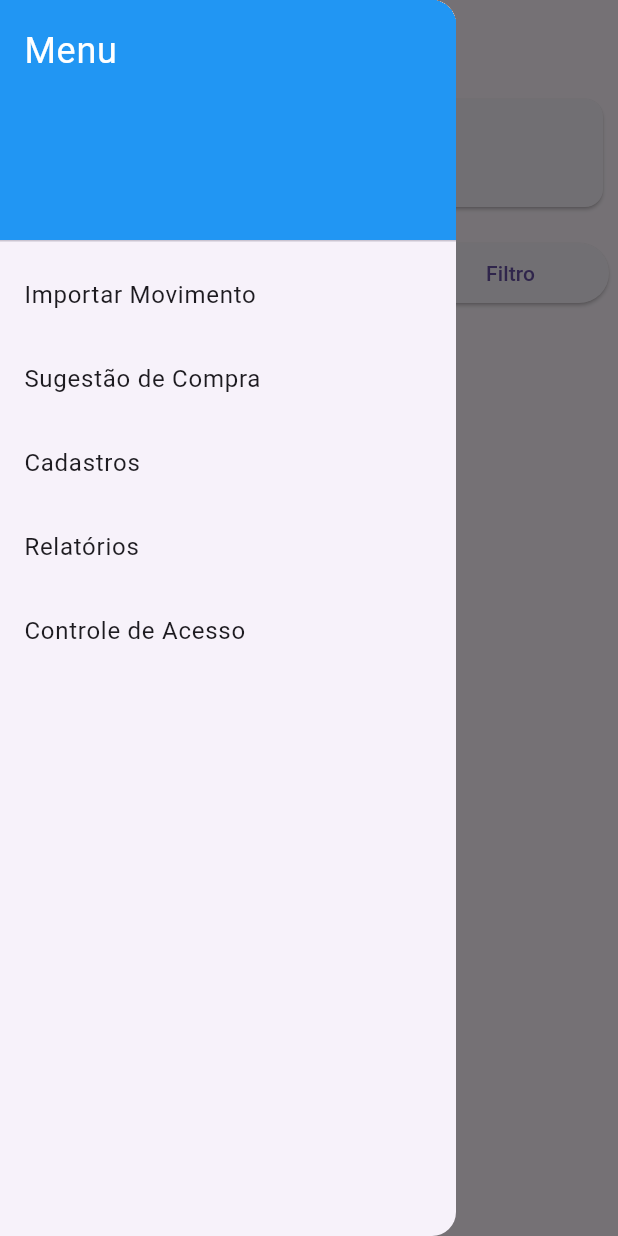
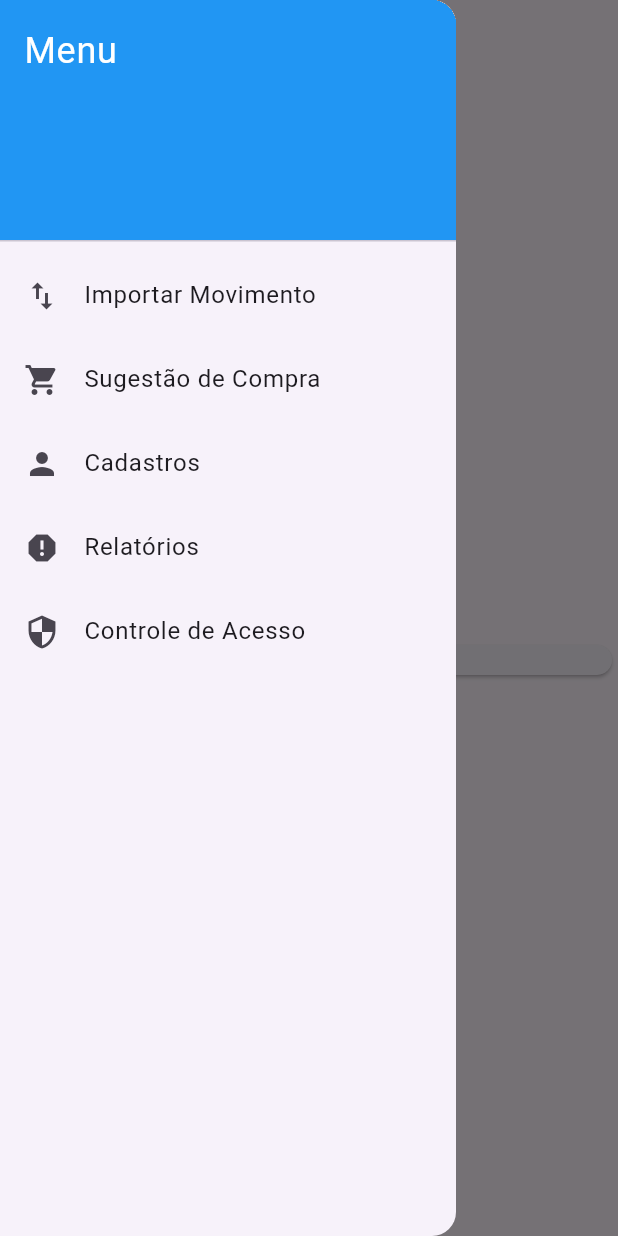
Before and after one commit to RuanTorress/projeto_1, a Flutter app: the screen it shows after launch, with the side drawer open, on a phone screen of 412 x 824 dp. Run offline on Flutter 3.47's test engine with Material 3 defaults, Android fonts, the phone set to English and light mode, and no system bars.

Commit message:
Mensagem do commit

```diff
--- /dev/null
+++ b/lib/drawer_menu.dart
@@ -0,0 +1,67 @@
+// drawer_menu.dart
+import 'package:flutter/material.dart';
+
+class DrawerMenu extends StatelessWidget {
+  @override
+  Widget build(BuildContext context) {
+    return Drawer(
+      child: ListView(
+        padding: EdgeInsets.zero,
+        children: <Widget>[
+          DrawerHeader(
+            decoration: BoxDecoration(
+              color: Colors.blue,
+            ),
+            child: Text(
+              'Menu',
+              style: TextStyle(
+                color: Colors.white,
+                fontSize: 24,
+              ),
+            ),
+          ),
+          ListTile(
+            leading: Icon(Icons.import_export),
+            title: Text('Importar Movimento'),
+            onTap: () {
+              Navigator.pop(context);
+              // Navegar para a tela de Importar Movimento
+            },
+          ),
+          ListTile(
+            leading: Icon(Icons.shopping_cart),
+            title: Text('Sugestão de Compra'),
+            onTap: () {
+              Navigator.pop(context);
+              // Navegar para a tela de Sugestão de Compra
+            },
+          ),
+          ListTile(
+            leading: Icon(Icons.person),
+            title: Text('Cadastros'),
+            onTap: () {
+              Navigator.pop(context);
+              // Navegar para a tela de Cadastros
+            },
+          ),
+          ListTile(
+            leading: Icon(Icons.report),
+            title: Text('Relatórios'),
+            onTap: () {
+              Navigator.pop(context);
+              // Navegar para a tela de Relatórios
+            },
+          ),
+          ListTile(
+            leading: Icon(Icons.security),
+            title: Text('Controle de Acesso'),
+            onTap: () {
+              Navigator.pop(context);
+              // Navegar para a tela de Controle de Acesso
+            },
+          ),
+        ],
+      ),
+    );
+  }
+}
--- a/lib/main.dart
+++ b/lib/main.dart
@@ -1,6 +1,6 @@
+// main.dart
 import 'package:flutter/material.dart';
-import 'package:flutter/material.dart'; // Adicione este import para o DatePicker
-import 'package:intl/intl.dart'; // Para formatação de data
+import 'drawer_menu.dart'; // Certifique-se de que o caminho está correto
 
 void main() {
   runApp(MyApp());
@@ -10,180 +10,40 @@ class MyApp extends StatelessWidget {
   @override
   Widget build(BuildContext context) {
     return MaterialApp(
-      title: 'Tela com Menu Lateral',
+      title: 'Aplicativo com Drawer',
       theme: ThemeData(
         primarySwatch: Colors.blue,
       ),
-      home: HomeScreen(),
+      home: HomePage(),
     );
   }
 }
 
-class HomeScreen extends StatefulWidget {
-  @override
-  _HomeScreenState createState() => _HomeScreenState();
-}
-
-class _HomeScreenState extends State<HomeScreen> {
-  DateTimeRange? selectedDateRange;
-
-  Future<void> selectDateRange(BuildContext context) async {
-    final DateTimeRange? picked = await showDateRangePicker(
-      context: context,
-      initialDateRange: selectedDateRange,
-      firstDate: DateTime(2020),
-      lastDate: DateTime(2101),
-    );
-    if (picked != null && picked != selectedDateRange) {
-      setState(() {
-        selectedDateRange = picked;
-      });
-    }
-  }
-
+class HomePage extends StatelessWidget {
   @override
   Widget build(BuildContext context) {
     return Scaffold(
       appBar: AppBar(
-        title: Text('Importa Dados', style: TextStyle(fontSize: 14)),
-        centerTitle: true,
+        title: Text('Importar dados'),
       ),
-      drawer: Drawer(
-        child: ListView(
-          padding: EdgeInsets.zero,
-          children: <Widget>[
-            DrawerHeader(
-              child: Text(
-                'Menu',
-                style: TextStyle(
-                  color: Colors.white,
-                  fontSize: 24,
-                ),
-              ),
-              decoration: BoxDecoration(
-                color: Colors.blue,
-              ),
-            ),
-            ListTile(
-              title: Text('Importar Movimento'),
-              onTap: () {
-                Navigator.pop(context);
-              },
-            ),
-            ListTile(
-              title: Text('Sugestão de Compra'),
-              onTap: () {
-                Navigator.pop(context);
-              },
-            ),
-            ListTile(
-              title: Text('Cadastros'),
-              onTap: () {
-                Navigator.pop(context);
-              },
-            ),
-            ListTile(
-              title: Text('Relatórios'),
-              onTap: () {
-                Navigator.pop(context);
-              },
-            ),
-            ListTile(
-              title: Text('Controle de Acesso'),
-              onTap: () {
-                Navigator.pop(context);
-              },
-            ),
-          ],
-        ),
-      ),
-      body: Padding(
-        padding: const EdgeInsets.all(6),
-        child: Column(
-          children: [
-            Row(
+      drawer: DrawerMenu(), // Utiliza a classe DrawerMenu
+      body: Column(
+        mainAxisAlignment:
+            MainAxisAlignment.spaceAround, //dividindo o eixo da aplicação
+        children: [
+          Card(
+            child: Row(
               children: [
-                Expanded(
-                  child: Container(
-                    height: 80, // Altura desejada
-                    child: Card(
-                      child: Padding(
-                        padding: const EdgeInsets.all(6),
-                        child: Column(
-                          children: [
-                            Text('Período',
-                                style: TextStyle(fontWeight: FontWeight.bold)),
-                            GestureDetector(
-                              onTap: () => selectDateRange(context),
-                              child: Container(
-                                padding: EdgeInsets.all(6),
-                                decoration: BoxDecoration(
-                                  border: Border.all(color: Colors.grey),
-                                  borderRadius: BorderRadius.circular(8),
-                                ),
-                                child: Text(
-                                  selectedDateRange == null
-                                      ? 'Selecione o período'
-                                      : 'De: ${DateFormat('dd/MM/yyyy').format(selectedDateRange!.start)}\nAté: ${DateFormat('dd/MM/yyyy').format(selectedDateRange!.end)}',
-                                  textAlign: TextAlign.center,
-                                ),
-                              ),
-                            ),
-                          ],
-                        ),
-                      ),
-                    ),
-                  ),
-                ),
+                Column(
+                  children: [
+                    Text('Período',
+                        style: TextStyle(fontWeight: FontWeight.bold)),
+                  ],
+                )
               ],
             ),
-            SizedBox(height: 6),
-            Row(
-              children: [
-                Expanded(
-                  flex: 2, // Aumenta a largura do cliente
-                  child: Column(
-                    crossAxisAlignment: CrossAxisAlignment.start,
-                    children: [
-                      Text('Selecionar Cliente',
-                          style: TextStyle(fontWeight: FontWeight.bold)),
-                      TextField(
-                        decoration: InputDecoration(
-                          hintText: 'Digite o nome do cliente',
-                        ),
-                      ),
-                    ],
-                  ),
-                ),
-                SizedBox(width: 6), // Espaço entre o TextField e o botão
-                Expanded(
-                  flex: 1, // Largura do botão Filtro
-                  child: ElevatedButton(
-                    onPressed: () {
-                      // Ação para filtro
-                    },
-                    child: Text('Filtro'),
-                  ),
-                ),
-              ],
-            ),
-            SizedBox(height: 6),
-            Row(
-              mainAxisAlignment: MainAxisAlignment.start,
-              children: [
-                ElevatedButton(
-                  onPressed: () {
-                    // Ação para importar
-                  },
-                  child: Text('Importa'),
-                  style: ElevatedButton.styleFrom(
-                    backgroundColor: Colors.blue, // Cor de fundo azul
-                  ),
-                ),
-              ],
-            ),
-          ],
-        ),
+          )
+        ],
       ),
     );
   }
--- /dev/null
+++ b/lib/models/transaction.dart
@@ -0,0 +1,10 @@
+import 'package:flutter/material.dart';
+
+class MyWidget extends StatelessWidget {
+  const MyWidget({super.key});
+
+  @override
+  Widget build(BuildContext context) {
+    return const Placeholder();
+  }
+}
```
